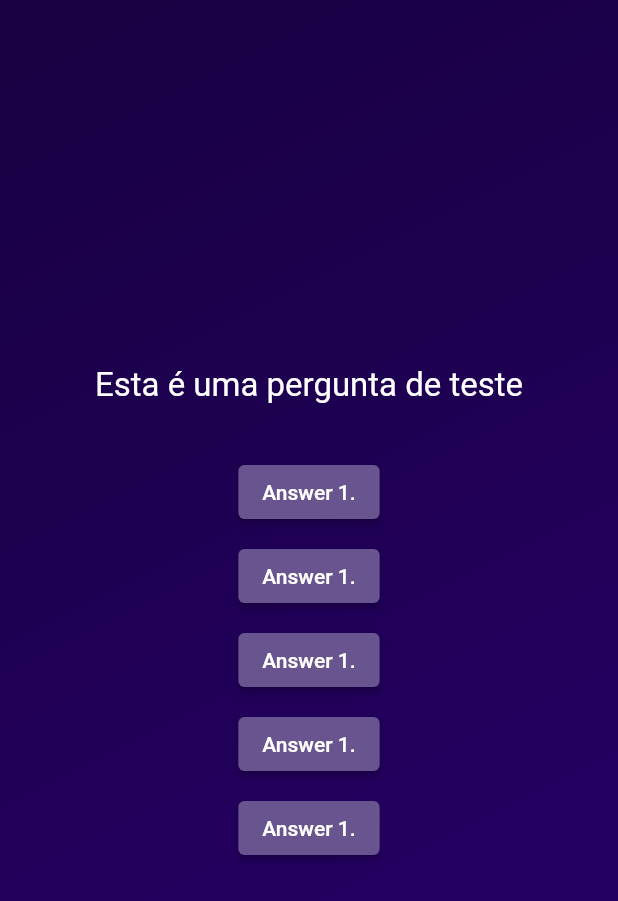
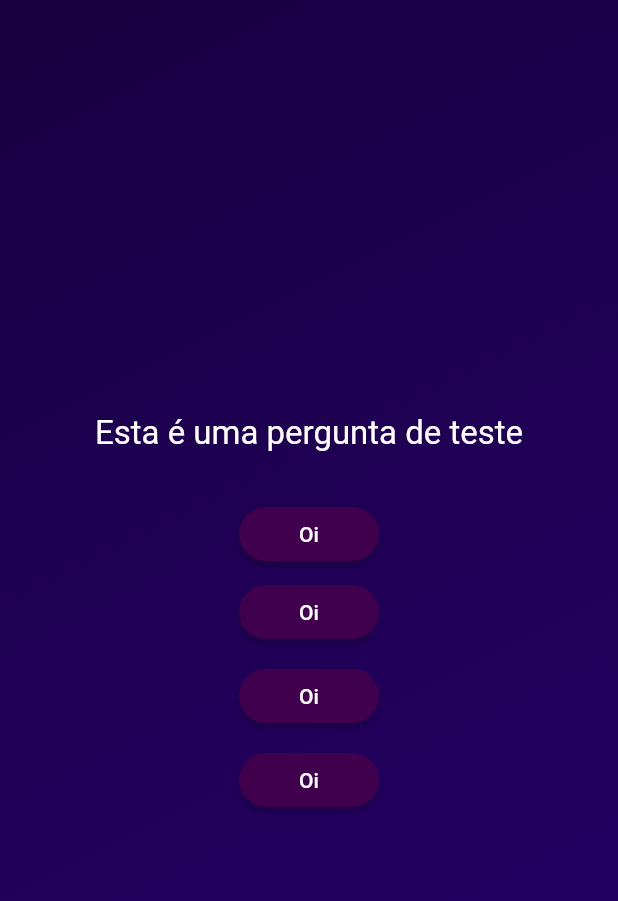
Before and after one commit to joaomacedocb/quiz_app, a Flutter app: the screen it shows after launch, after a tap on "Start quiz", on a phone screen of 412 x 824 dp. Shown: the top 901 px of the screen. Run offline on Flutter 3.47's test engine with Material 2 defaults, Android fonts, the phone set to English and light mode, and no system bars.

Commit message:
Estilização dos botões das respostas e componentização da tela de perguntas.

```diff
--- /dev/null
+++ b/lib/answer_button.dart
@@ -0,0 +1,28 @@
+import 'package:flutter/material.dart';
+
+class AnswerButton extends StatelessWidget {
+  const AnswerButton(
+      {super.key,
+      required this.answerText,
+      });
+
+  final String answerText;
+  //final void Function() onTap;
+
+  @override
+  Widget build(BuildContext context) {
+    return ElevatedButton(
+      onPressed: () {},
+      style: ElevatedButton.styleFrom(
+        padding: const EdgeInsets.symmetric(
+          vertical: 10,
+          horizontal: 40,
+        ),
+        backgroundColor: const Color.fromARGB(255, 65, 0, 77),
+        foregroundColor: Colors.white,
+        shape: RoundedRectangleBorder(borderRadius: BorderRadius.circular(40))
+      ),
+      child: Text(answerText),
+    );
+  }
+}
--- a/lib/screens/questions_screen.dart
+++ b/lib/screens/questions_screen.dart
@@ -1,4 +1,5 @@
 import 'package:flutter/material.dart';
+import 'package:quiz_app/answer_button.dart';
 
 class QuestionScreen extends StatefulWidget {
   const QuestionScreen({super.key});
@@ -12,53 +13,39 @@ class QuestionScreen extends StatefulWidget {
 class _QuestionScreenState extends State<QuestionScreen> {
   @override
   Widget build(context) {
-    return Center(
+    return const Center(
       child: Column(
         mainAxisAlignment: MainAxisAlignment.center,
         children: [
-          const Text(
+          Text(
             'Esta é uma pergunta de teste',
             style: TextStyle(
               color: Colors.white,
               fontSize: 22,
             ),
           ),
-          const SizedBox(
+          SizedBox(
             height: 30,
           ),
+          AnswerButton(
+            answerText: 'Oi',
+          ),
           Padding(
-            padding: const EdgeInsets.all(4.0),
-            child: ElevatedButton(
-              onPressed: () {},
-              child: const Text('Answer 1.'),
+            padding: EdgeInsets.all(4.0),
+            child: AnswerButton(
+              answerText: 'Oi',
             ),
           ),
           Padding(
-            padding: const EdgeInsets.all(4.0),
-            child: ElevatedButton(
-              onPressed: () {},
-              child: const Text('Answer 1.'),
+            padding: EdgeInsets.all(4.0),
+            child: AnswerButton(
+              answerText: 'Oi',
             ),
           ),
           Padding(
-            padding: const EdgeInsets.all(4.0),
-            child: ElevatedButton(
-              onPressed: () {},
-              child: const Text('Answer 1.'),
-            ),
-          ),
-          Padding(
-            padding: const EdgeInsets.all(4.0),
-            child: ElevatedButton(
-              onPressed: () {},
-              child: const Text('Answer 1.'),
-            ),
-          ),
-          Padding(
-            padding: const EdgeInsets.all(4.0),
-            child: ElevatedButton(
-              onPressed: () {},
-              child: const Text('Answer 1.'),
+            padding: EdgeInsets.all(4.0),
+            child: AnswerButton(
+              answerText: 'Oi',
             ),
           ),
         ],
```
